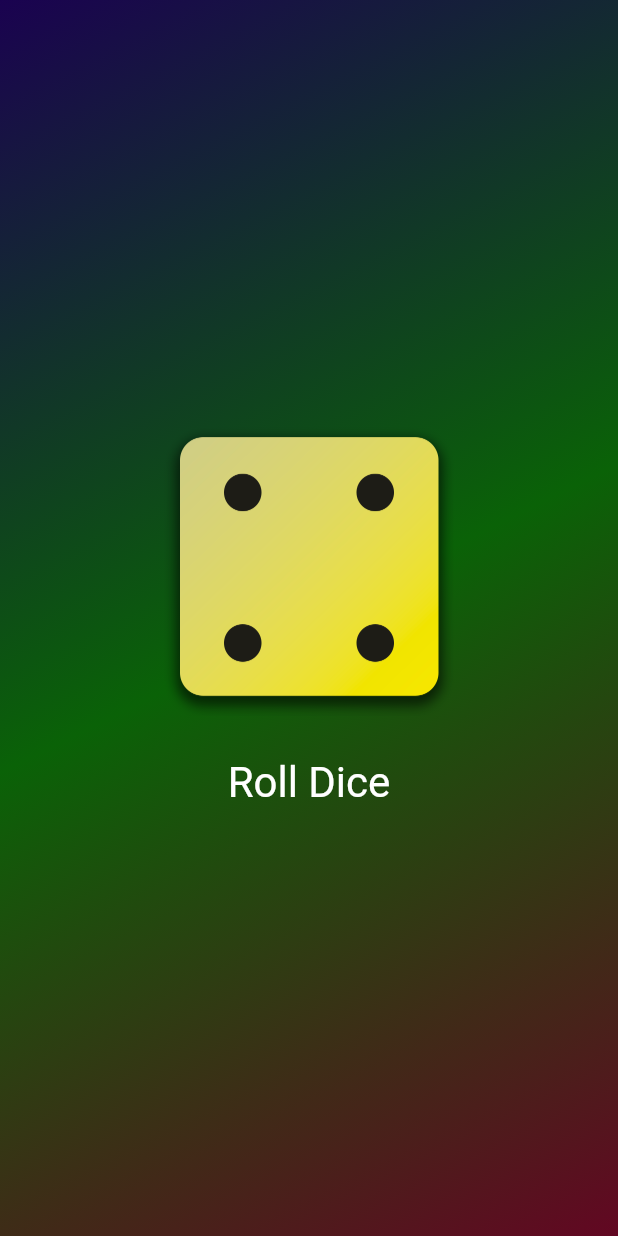
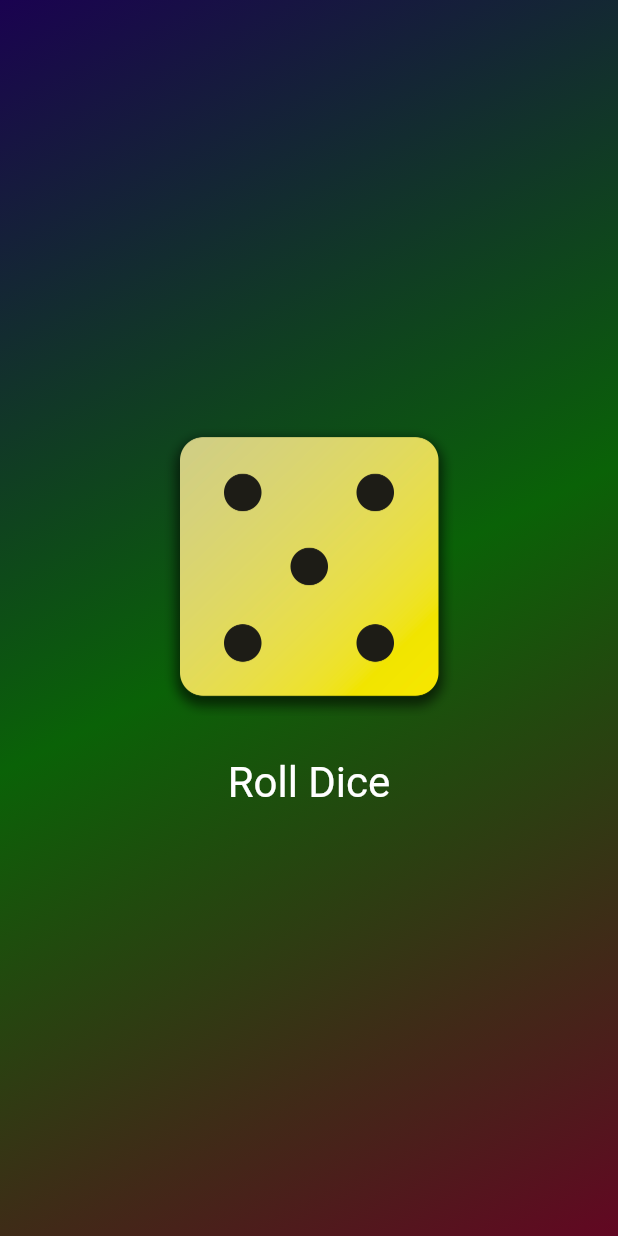
Before and after one commit to elsker14/roll-dice-app, a Flutter app: the screen it shows after launch, after a tap on "Roll Dice", on a phone screen of 412 x 824 dp. Run offline on Flutter 3.47's test engine with Material 3 defaults, Android fonts, the phone set to English and light mode, and no system bars.

Commit message:
finished app

```diff
--- a/lib/dice_roller.dart
+++ b/lib/dice_roller.dart
@@ -1,4 +1,8 @@
+import 'dart:math';
+
 import 'package:flutter/material.dart';
+
+final randomizer = Random();  // defined only once when DiceRoller is built
 
 class DiceRoller extends StatefulWidget {
     const DiceRoller({super.key});
@@ -13,12 +17,12 @@ class DiceRoller extends StatefulWidget {
 // private class bc of _
 // meant to be used internally only here
 class _DiceRollerState extends State<DiceRoller> {
-    var activeDiceImage = 'assets/images/dice-3.png';   // bc of this, class cannot be const anymore
+    var currentDiceRoll = 2;
 
     void rollDice() {
         // anonymous function
         setState(() {
-                activeDiceImage = 'assets/images/dice-4.png';
+                currentDiceRoll = randomizer.nextInt(6) + 1;
             }
         );
     }
@@ -29,7 +33,7 @@ class _DiceRollerState extends State<DiceRoller> {
             mainAxisSize: MainAxisSize.min,
             children: [
                 Image.asset(
-                    activeDiceImage,
+                    'assets/images/dice-$currentDiceRoll.png',
                     width: 200
                 ),
                 const SizedBox(
```
